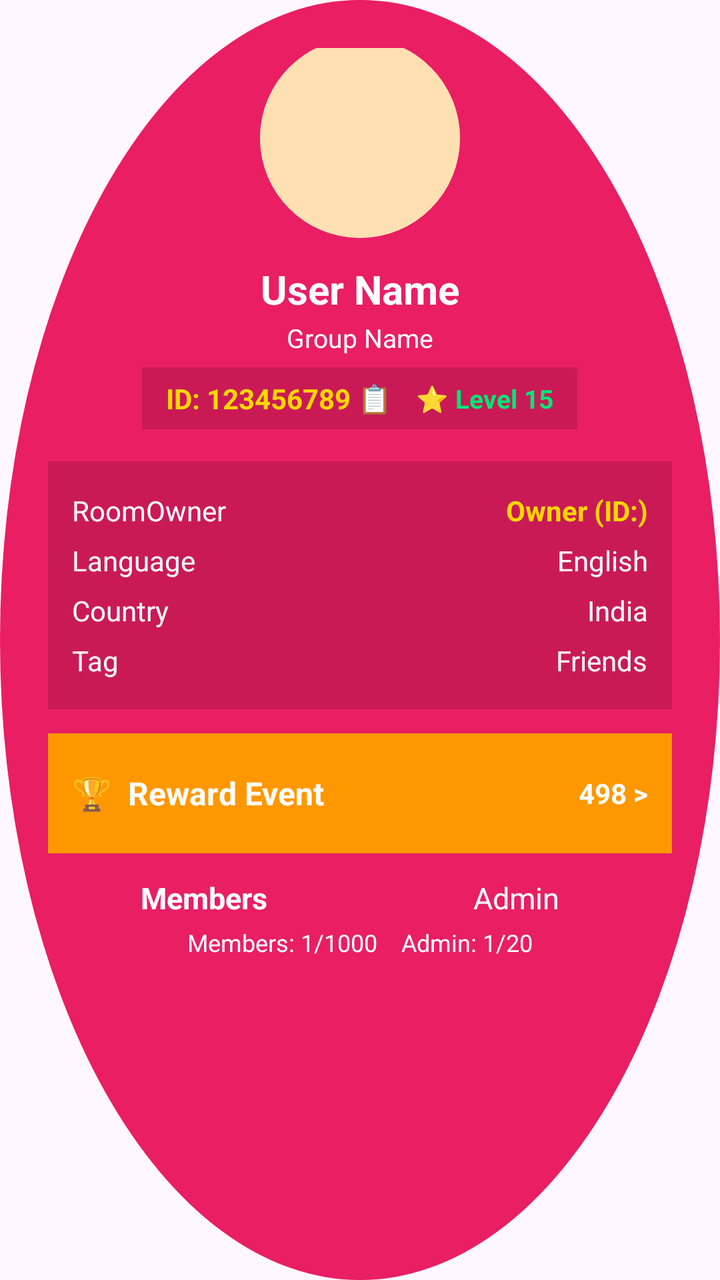
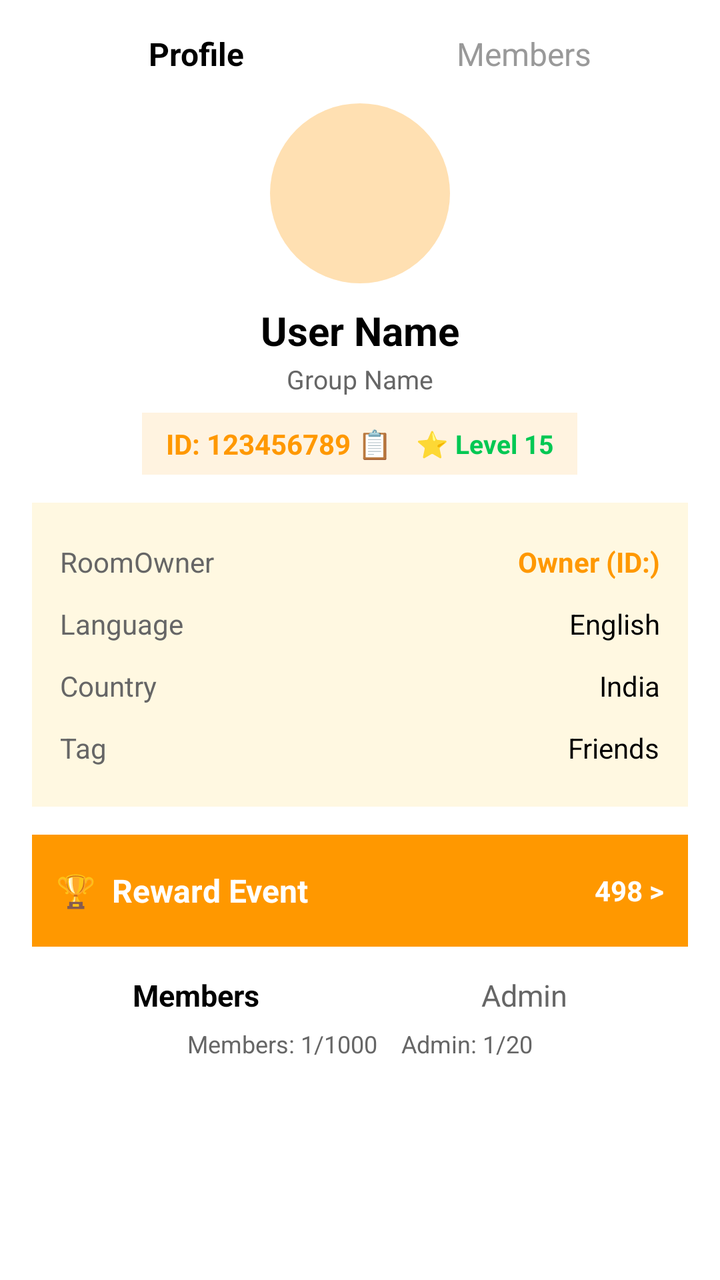

Two renders of the same Android screen: before a commit and after it. Below are the layout's source before the change and the commit's diff.
<!-- AndroidManifest.xml: application theme Theme.SRVoiceChat -->
<!-- res/layout/dialog_user_profile.xml -->
<?xml version="1.0" encoding="utf-8"?>
<LinearLayout xmlns:android="http://schemas.android.com/apk/res/android"
    xmlns:app="http://schemas.android.com/apk/res-auto"
    android:layout_width="match_parent"
    android:layout_height="wrap_content"
    android:orientation="vertical"
    android:background="@drawable/bg_plus_btn" 
    android:padding="24dp"
    android:gravity="center"
    android:layout_gravity="center">

    
    
    <androidx.cardview.widget.CardView
        android:layout_width="100dp"
        android:layout_height="100dp"
        app:cardCornerRadius="50dp"
        app:cardElevation="0dp"
        android:layout_marginBottom="12dp">
        <ImageView
            android:id="@+id/imgUserProfile"
            android:layout_width="match_parent"
            android:layout_height="match_parent"
            android:scaleType="centerCrop"
            android:background="#FFE0B2" />
    </androidx.cardview.widget.CardView>

    
    <TextView
        android:id="@+id/txtUserName"
        android:layout_width="wrap_content"
        android:layout_height="wrap_content"
        android:text="User Name"
        android:textColor="#FFFFFF"
        android:textSize="20sp"
        android:textStyle="bold" />

    
    <TextView
        android:id="@+id/txtGroupName"
        android:layout_width="wrap_content"
        android:layout_height="wrap_content"
        android:text="Group Name"
        android:textColor="#FFFFFF"
        android:textSize="13sp"
        android:layout_marginTop="2dp" />

    
    <LinearLayout
        android:layout_width="wrap_content"
        android:layout_height="wrap_content"
        android:orientation="horizontal"
        android:gravity="center"
        android:layout_marginTop="6dp"
        android:layout_marginBottom="16dp"
        android:background="#22000000"
        android:paddingHorizontal="12dp"
        android:paddingVertical="6dp">

        <TextView
            android:id="@+id/txtUserId"
            android:layout_width="wrap_content"
            android:layout_height="wrap_content"
            android:text="ID: 123456789 📋"
            android:textColor="#FFD700"
            android:textSize="14sp"
            android:textStyle="bold"
            android:layout_marginEnd="12dp"
            android:clickable="true"
            android:focusable="true"/>

        <TextView
            android:id="@+id/txtUserLevel"
            android:layout_width="wrap_content"
            android:layout_height="wrap_content"
            android:text="⭐ Level 15"
            android:textColor="#00E676"
            android:textSize="13sp"
            android:textStyle="bold"/>
    </LinearLayout>

    
    <LinearLayout
        android:id="@+id/layoutHeaderInfo"
        android:layout_width="match_parent"
        android:layout_height="wrap_content"
        android:orientation="vertical"
        android:background="#22000000"
        android:padding="12dp">

        <LinearLayout android:layout_width="match_parent" android:layout_height="wrap_content" android:orientation="horizontal" android:paddingTop="3dp" android:paddingBottom="3dp">
            <TextView android:layout_width="0dp" android:layout_height="wrap_content" android:layout_weight="1" android:text="RoomOwner" android:textColor="#FFFFFF" android:textSize="14sp" />
            <TextView android:id="@+id/txtRoomOwner" android:layout_width="wrap_content" android:layout_height="wrap_content" android:text="Owner (ID:)" android:textColor="#FFD700" android:textSize="14sp" android:textStyle="bold" />
        </LinearLayout>

        <LinearLayout android:layout_width="match_parent" android:layout_height="wrap_content" android:orientation="horizontal" android:paddingTop="3dp" android:paddingBottom="3dp">
            <TextView android:layout_width="0dp" android:layout_height="wrap_content" android:layout_weight="1" android:text="Language" android:textColor="#FFFFFF" android:textSize="14sp" />
            <TextView android:id="@+id/txtHeaderLanguage" android:layout_width="wrap_content" android:layout_height="wrap_content" android:text="English" android:textColor="#FFFFFF" android:textSize="14sp" />
        </LinearLayout>

        <LinearLayout android:layout_width="match_parent" android:layout_height="wrap_content" android:orientation="horizontal" android:paddingTop="3dp" android:paddingBottom="3dp">
            <TextView android:layout_width="0dp" android:layout_height="wrap_content" android:layout_weight="1" android:text="Country" android:textColor="#FFFFFF" android:textSize="14sp" />
            <TextView android:id="@+id/txtHeaderCountry" android:layout_width="wrap_content" android:layout_height="wrap_content" android:text="India" android:textColor="#FFFFFF" android:textSize="14sp" />
        </LinearLayout>

        <LinearLayout android:layout_width="match_parent" android:layout_height="wrap_content" android:orientation="horizontal" android:paddingTop="3dp" android:paddingBottom="3dp">
            <TextView android:layout_width="0dp" android:layout_height="wrap_content" android:layout_weight="1" android:text="Tag" android:textColor="#FFFFFF" android:textSize="14sp" />
            <TextView android:id="@+id/txtHeaderTag" android:layout_width="wrap_content" android:layout_height="wrap_content" android:text="Friends" android:textColor="#FFFFFF" android:textSize="14sp" />
        </LinearLayout>
    </LinearLayout>

    
    <LinearLayout
        android:id="@+id/layoutRewardBanner"
        android:layout_width="match_parent"
        android:layout_height="60dp"
        android:orientation="horizontal"
        android:gravity="center_vertical"
        android:background="#FF9800"
        android:padding="12dp"
        android:layout_marginTop="12dp">

        <TextView
            android:layout_width="0dp"
            android:layout_height="wrap_content"
            android:layout_weight="1"
            android:text="🏆  Reward Event"
            android:textColor="#FFFFFF"
            android:textSize="16sp"
            android:textStyle="bold" />

        <TextView
            android:id="@+id/txtRewardValue"
            android:layout_width="wrap_content"
            android:layout_height="wrap_content"
            android:text="498 >"
            android:textColor="#FFFFFF"
            android:textSize="14sp"
            android:textStyle="bold" />
    </LinearLayout>

    
    <LinearLayout
        android:id="@+id/layoutMembersSection"
        android:layout_width="match_parent"
        android:layout_height="wrap_content"
        android:orientation="vertical"
        android:paddingTop="12dp">

        <LinearLayout
            android:layout_width="match_parent"
            android:layout_height="wrap_content"
            android:orientation="horizontal"
            android:gravity="center_vertical">

            <TextView
                android:id="@+id/txtMembersTab"
                android:layout_width="0dp"
                android:layout_height="wrap_content"
                android:layout_weight="1"
                android:text="Members"
                android:textSize="15sp"
                android:textStyle="bold"
                android:textColor="#FFFFFF"
                android:gravity="center" />

            <TextView
                android:id="@+id/txtAdminTab"
                android:layout_width="0dp"
                android:layout_height="wrap_content"
                android:layout_weight="1"
                android:text="Admin"
                android:textSize="15sp"
                android:textColor="#FFFFFF"
                android:gravity="center" />
        </LinearLayout>

        <TextView
            android:id="@+id/txtMembersCount"
            android:layout_width="match_parent"
            android:layout_height="wrap_content"
            android:text="Members: 1/1000    Admin: 1/20"
            android:textColor="#FFFFFF"
            android:textSize="12sp"
            android:gravity="center"
            android:paddingTop="4dp" />

        <androidx.recyclerview.widget.RecyclerView
            android:id="@+id/rvHeaderMembersList"
            android:layout_width="match_parent"
            android:layout_height="180dp"
            android:layout_marginTop="8dp" />
    </LinearLayout>

    
    
    <LinearLayout
        android:layout_width="match_parent"
        android:layout_height="wrap_content"
        android:orientation="horizontal"
        android:gravity="center"
        android:layout_marginTop="10dp">

        
        <Button
            android:id="@+id/btnFollow"
            android:layout_width="0dp"
            android:layout_height="48dp"
            android:layout_weight="1.3"
            android:text="➕ Follow"
            android:textColor="#000000"
            android:textStyle="bold"
            android:backgroundTint="#00E676"
            android:layout_marginEnd="6dp"/>

        
        <Button
            android:id="@+id/btnAddFriend"
            android:layout_width="0dp"
            android:layout_height="48dp"
            android:layout_weight="1.3"
            android:text="👥 Add Friend"
            android:textColor="#FFFFFF"
            android:textStyle="bold"
            android:backgroundTint="#00B0FF"
            android:layout_marginEnd="6dp"/>

        
        <Button
            android:id="@+id/btnGift"
            android:layout_width="0dp"
            android:layout_height="48dp"
            android:layout_weight="1"
            android:text="🎁 Gift"
            android:textColor="#FFFFFF"
            android:textStyle="bold"
            android:backgroundTint="#FF4081"/>

    </LinearLayout>

</LinearLayout>
<!-- resources referenced by this layout -->
<resources>
  <!-- drawable bg_plus_btn (drawable) -->
  <?xml version="1.0" encoding="utf-8"?>
  <shape xmlns:android="http://schemas.android.com/apk/res/android" android:shape="oval">
      <solid android:color="#E91E63"/>
  </shape>
  <style name="Theme.SRVoiceChat" parent="Theme.Material3.DayNight.NoActionBar">
          <item name="colorPrimary">#FF4081</item>
          <item name="android:statusBarColor">#FF4081</item>
          <item name="android:windowLightStatusBar">true</item>
      </style>
</resources>

<!-- the commit's change to res/layout/dialog_user_profile.xml (unified diff, before → after) -->
@@ -4,19 +4,47 @@
     android:layout_width="match_parent"
     android:layout_height="wrap_content"
     android:orientation="vertical"
-    android:background="@drawable/bg_plus_btn" 
-    android:padding="24dp"
-    android:gravity="center"
-    android:layout_gravity="center">
-
-    
+    android:background="#FFFFFF"
+    android:padding="16dp"
+    android:gravity="center">
+
+    
+    <LinearLayout
+        android:layout_width="match_parent"
+        android:layout_height="wrap_content"
+        android:orientation="horizontal"
+        android:gravity="center"
+        android:layout_marginBottom="14dp">
+
+        <TextView
+            android:id="@+id/txtProfileTab"
+            android:layout_width="0dp"
+            android:layout_height="wrap_content"
+            android:layout_weight="1"
+            android:text="Profile"
+            android:textSize="16sp"
+            android:textStyle="bold"
+            android:textColor="#000000"
+            android:gravity="center" />
+
+        <TextView
+            android:id="@+id/txtMembersTopTab"
+            android:layout_width="0dp"
+            android:layout_height="wrap_content"
+            android:layout_weight="1"
+            android:text="Members"
+            android:textSize="16sp"
+            android:textColor="#999999"
+            android:gravity="center" />
+    </LinearLayout>
+
     
     <androidx.cardview.widget.CardView
-        android:layout_width="100dp"
-        android:layout_height="100dp"
-        app:cardCornerRadius="50dp"
+        android:layout_width="90dp"
+        android:layout_height="90dp"
+        app:cardCornerRadius="45dp"
         app:cardElevation="0dp"
-        android:layout_marginBottom="12dp">
+        android:layout_marginBottom="10dp">
         <ImageView
             android:id="@+id/imgUserProfile"
             android:layout_width="match_parent"
@@ -31,7 +59,7 @@
         android:layout_width="wrap_content"
         android:layout_height="wrap_content"
         android:text="User Name"
-        android:textColor="#FFFFFF"
+        android:textColor="#000000"
         android:textSize="20sp"
         android:textStyle="bold" />
 
@@ -41,7 +69,7 @@
         android:layout_width="wrap_content"
         android:layout_height="wrap_content"
         android:text="Group Name"
-        android:textColor="#FFFFFF"
+        android:textColor="#666666"
         android:textSize="13sp"
         android:layout_marginTop="2dp" />
 
@@ -51,9 +79,9 @@
         android:layout_height="wrap_content"
         android:orientation="horizontal"
         android:gravity="center"
-        android:layout_marginTop="6dp"
-        android:layout_marginBottom="16dp"
-        android:background="#22000000"
+        android:layout_marginTop="8dp"
+        android:layout_marginBottom="14dp"
+        android:background="#FFF3E0"
         android:paddingHorizontal="12dp"
         android:paddingVertical="6dp">
 
@@ -62,7 +90,7 @@
             android:layout_width="wrap_content"
             android:layout_height="wrap_content"
             android:text="ID: 123456789 📋"
-            android:textColor="#FFD700"
+            android:textColor="#FF9800"
             android:textSize="14sp"
             android:textStyle="bold"
             android:layout_marginEnd="12dp"
@@ -74,7 +102,7 @@
             android:layout_width="wrap_content"
             android:layout_height="wrap_content"
             android:text="⭐ Level 15"
-            android:textColor="#00E676"
+            android:textColor="#00C853"
             android:textSize="13sp"
             android:textStyle="bold"/>
     </LinearLayout>
@@ -85,27 +113,27 @@
         android:layout_width="match_parent"
         android:layout_height="wrap_content"
         android:orientation="vertical"
-        android:background="#22000000"
-        android:padding="12dp">
-
-        <LinearLayout android:layout_width="match_parent" android:layout_height="wrap_content" android:orientation="horizontal" android:paddingTop="3dp" android:paddingBottom="3dp">
-            <TextView android:layout_width="0dp" android:layout_height="wrap_content" android:layout_weight="1" android:text="RoomOwner" android:textColor="#FFFFFF" android:textSize="14sp" />
-            <TextView android:id="@+id/txtRoomOwner" android:layout_width="wrap_content" android:layout_height="wrap_content" android:text="Owner (ID:)" android:textColor="#FFD700" android:textSize="14sp" android:textStyle="bold" />
-        </LinearLayout>
-
-        <LinearLayout android:layout_width="match_parent" android:layout_height="wrap_content" android:orientation="horizontal" android:paddingTop="3dp" android:paddingBottom="3dp">
-            <TextView android:layout_width="0dp" android:layout_height="wrap_content" android:layout_weight="1" android:text="Language" android:textColor="#FFFFFF" android:textSize="14sp" />
-            <TextView android:id="@+id/txtHeaderLanguage" android:layout_width="wrap_content" android:layout_height="wrap_content" android:text="English" android:textColor="#FFFFFF" android:textSize="14sp" />
-        </LinearLayout>
-
-        <LinearLayout android:layout_width="match_parent" android:layout_height="wrap_content" android:orientation="horizontal" android:paddingTop="3dp" android:paddingBottom="3dp">
-            <TextView android:layout_width="0dp" android:layout_height="wrap_content" android:layout_weight="1" android:text="Country" android:textColor="#FFFFFF" android:textSize="14sp" />
-            <TextView android:id="@+id/txtHeaderCountry" android:layout_width="wrap_content" android:layout_height="wrap_content" android:text="India" android:textColor="#FFFFFF" android:textSize="14sp" />
-        </LinearLayout>
-
-        <LinearLayout android:layout_width="match_parent" android:layout_height="wrap_content" android:orientation="horizontal" android:paddingTop="3dp" android:paddingBottom="3dp">
-            <TextView android:layout_width="0dp" android:layout_height="wrap_content" android:layout_weight="1" android:text="Tag" android:textColor="#FFFFFF" android:textSize="14sp" />
-            <TextView android:id="@+id/txtHeaderTag" android:layout_width="wrap_content" android:layout_height="wrap_content" android:text="Friends" android:textColor="#FFFFFF" android:textSize="14sp" />
+        android:background="#FFF8E1"
+        android:padding="14dp">
+
+        <LinearLayout android:layout_width="match_parent" android:layout_height="wrap_content" android:orientation="horizontal" android:paddingTop="6dp" android:paddingBottom="6dp">
+            <TextView android:layout_width="0dp" android:layout_height="wrap_content" android:layout_weight="1" android:text="RoomOwner" android:textColor="#666666" android:textSize="14sp" />
+            <TextView android:id="@+id/txtRoomOwner" android:layout_width="wrap_content" android:layout_height="wrap_content" android:text="Owner (ID:)" android:textColor="#FF9800" android:textSize="14sp" android:textStyle="bold" />
+        </LinearLayout>
+
+        <LinearLayout android:layout_width="match_parent" android:layout_height="wrap_content" android:orientation="horizontal" android:paddingTop="6dp" android:paddingBottom="6dp">
+            <TextView android:layout_width="0dp" android:layout_height="wrap_content" android:layout_weight="1" android:text="Language" android:textColor="#666666" android:textSize="14sp" />
+            <TextView android:id="@+id/txtHeaderLanguage" android:layout_width="wrap_content" android:layout_height="wrap_content" android:text="English" android:textColor="#000000" android:textSize="14sp" />
+        </LinearLayout>
+
+        <LinearLayout android:layout_width="match_parent" android:layout_height="wrap_content" android:orientation="horizontal" android:paddingTop="6dp" android:paddingBottom="6dp">
+            <TextView android:layout_width="0dp" android:layout_height="wrap_content" android:layout_weight="1" android:text="Country" android:textColor="#666666" android:textSize="14sp" />
+            <TextView android:id="@+id/txtHeaderCountry" android:layout_width="wrap_content" android:layout_height="wrap_content" android:text="India" android:textColor="#000000" android:textSize="14sp" />
+        </LinearLayout>
+
+        <LinearLayout android:layout_width="match_parent" android:layout_height="wrap_content" android:orientation="horizontal" android:paddingTop="6dp" android:paddingBottom="6dp">
+            <TextView android:layout_width="0dp" android:layout_height="wrap_content" android:layout_weight="1" android:text="Tag" android:textColor="#666666" android:textSize="14sp" />
+            <TextView android:id="@+id/txtHeaderTag" android:layout_width="wrap_content" android:layout_height="wrap_content" android:text="Friends" android:textColor="#000000" android:textSize="14sp" />
         </LinearLayout>
     </LinearLayout>
 
@@ -113,12 +141,12 @@
     <LinearLayout
         android:id="@+id/layoutRewardBanner"
         android:layout_width="match_parent"
-        android:layout_height="60dp"
+        android:layout_height="56dp"
         android:orientation="horizontal"
         android:gravity="center_vertical"
         android:background="#FF9800"
         android:padding="12dp"
-        android:layout_marginTop="12dp">
+        android:layout_marginTop="14dp">
 
         <TextView
             android:layout_width="0dp"
@@ -145,7 +173,7 @@
         android:layout_width="match_parent"
         android:layout_height="wrap_content"
         android:orientation="vertical"
-        android:paddingTop="12dp">
+        android:paddingTop="14dp">
 
         <LinearLayout
             android:layout_width="match_parent"
@@ -161,7 +189,7 @@
                 android:text="Members"
                 android:textSize="15sp"
                 android:textStyle="bold"
-                android:textColor="#FFFFFF"
+                android:textColor="#000000"
                 android:gravity="center" />
 
             <TextView
@@ -171,7 +199,7 @@
                 android:layout_weight="1"
                 android:text="Admin"
                 android:textSize="15sp"
-                android:textColor="#FFFFFF"
+                android:textColor="#666666"
                 android:gravity="center" />
         </LinearLayout>
 
@@ -180,10 +208,10 @@
             android:layout_width="match_parent"
             android:layout_height="wrap_content"
             android:text="Members: 1/1000    Admin: 1/20"
-            android:textColor="#FFFFFF"
+            android:textColor="#666666"
             android:textSize="12sp"
             android:gravity="center"
-            android:paddingTop="4dp" />
+            android:paddingTop="6dp" />
 
         <androidx.recyclerview.widget.RecyclerView
             android:id="@+id/rvHeaderMembersList"
@@ -193,49 +221,15 @@
     </LinearLayout>
 
     
-    
-    <LinearLayout
-        android:layout_width="match_parent"
-        android:layout_height="wrap_content"
-        android:orientation="horizontal"
-        android:gravity="center"
-        android:layout_marginTop="10dp">
-
-        
-        <Button
-            android:id="@+id/btnFollow"
-            android:layout_width="0dp"
-            android:layout_height="48dp"
-            android:layout_weight="1.3"
-            android:text="➕ Follow"
-            android:textColor="#000000"
-            android:textStyle="bold"
-            android:backgroundTint="#00E676"
-            android:layout_marginEnd="6dp"/>
-
-        
-        <Button
-            android:id="@+id/btnAddFriend"
-            android:layout_width="0dp"
-            android:layout_height="48dp"
-            android:layout_weight="1.3"
-            android:text="👥 Add Friend"
-            android:textColor="#FFFFFF"
-            android:textStyle="bold"
-            android:backgroundTint="#00B0FF"
-            android:layout_marginEnd="6dp"/>
-
-        
-        <Button
-            android:id="@+id/btnGift"
-            android:layout_width="0dp"
-            android:layout_height="48dp"
-            android:layout_weight="1"
-            android:text="🎁 Gift"
-            android:textColor="#FFFFFF"
-            android:textStyle="bold"
-            android:backgroundTint="#FF4081"/>
-
-    </LinearLayout>
+    <Button
+        android:id="@+id/btnFollow"
+        android:layout_width="match_parent"
+        android:layout_height="48dp"
+        android:text="➕ Follow"
+        android:textColor="#FFFFFF"
+        android:textStyle="bold"
+        android:backgroundTint="#00C853"
+        android:layout_marginTop="12dp"
+        android:visibility="gone" />
 
 </LinearLayout>
<!-- resource entries referenced after the edit -->
@@ -1,10 +1,5 @@
 <!-- resources referenced by this layout -->
 <resources>
-  <!-- drawable bg_plus_btn (drawable) -->
-  <?xml version="1.0" encoding="utf-8"?>
-  <shape xmlns:android="http://schemas.android.com/apk/res/android" android:shape="oval">
-      <solid android:color="#E91E63"/>
-  </shape>
   <style name="Theme.SRVoiceChat" parent="Theme.Material3.DayNight.NoActionBar">
           <item name="colorPrimary">#FF4081</item>
           <item name="android:statusBarColor">#FF4081</item>
